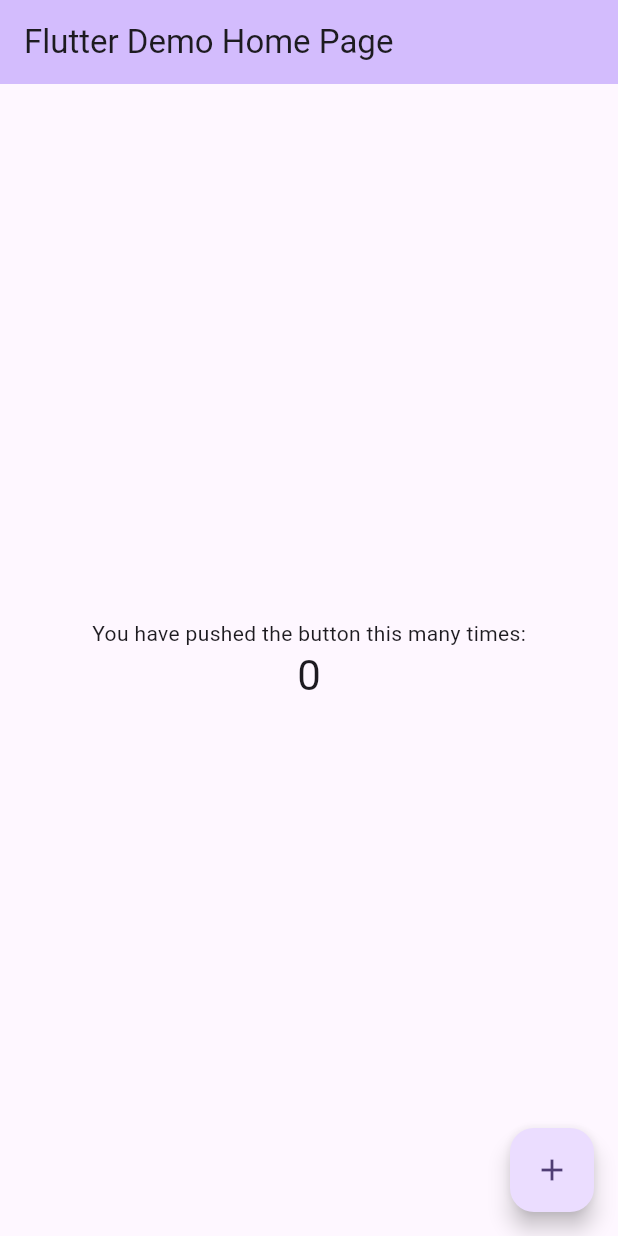
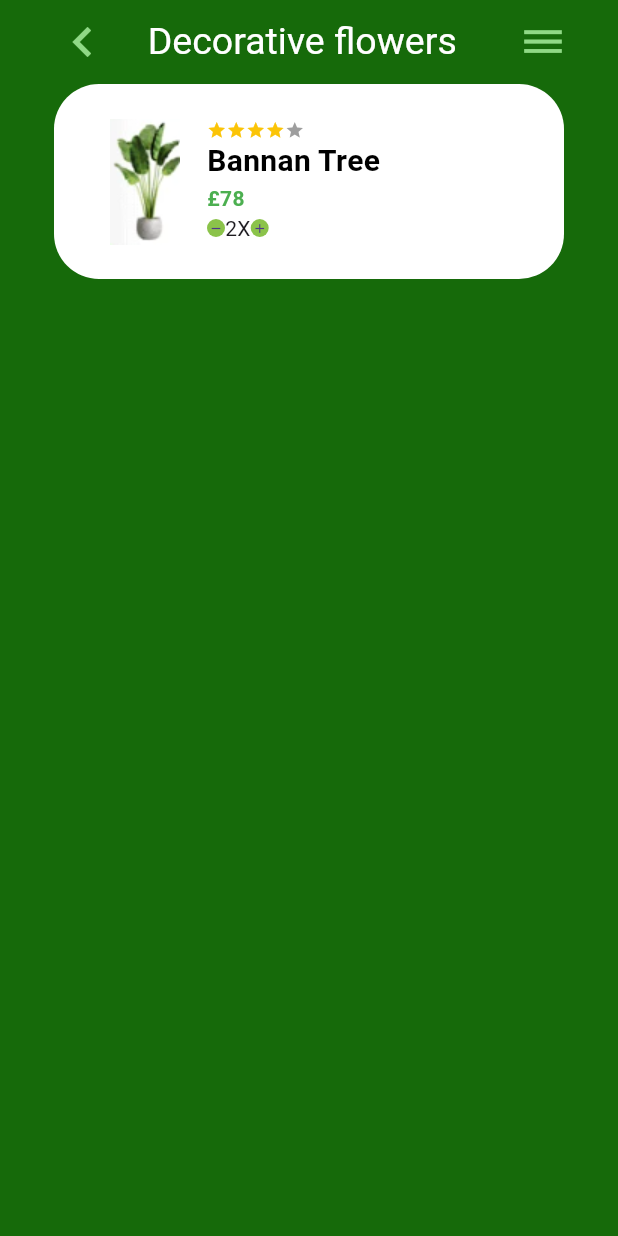
Before and after one commit to ahmed-khaled56/task2, a Flutter app: the screen it shows after launch, on a phone screen of 412 x 824 dp. Run offline on Flutter 3.47's test engine with Material 3 defaults, Android fonts, the phone set to English and light mode, and no system bars.

Commit message:
create first screen

```diff
--- /dev/null
+++ b/lib/features/flowers/presentation/views/home_view.dart
@@ -0,0 +1,38 @@
+import 'package:flutter/material.dart';
+import 'package:taske2/features/flowers/presentation/views/widgets/home_view_body.dart';
+
+class HomeView extends StatelessWidget {
+  const HomeView({super.key});
+
+  @override
+  Widget build(BuildContext context) {
+    return Scaffold(
+      appBar: AppBar(
+        backgroundColor: Color(0xff166a0a),
+        leading: Padding(
+          padding: EdgeInsets.only(left: 35),
+          child: Icon(
+            Icons.keyboard_arrow_left_sharp,
+            color: Color(0xff90d986),
+            size: 40,
+          ),
+        ),
+        title: Center(
+          child: Text(
+            "Decorative flowers",
+
+            style: TextStyle(fontSize: 25, color: Colors.white),
+          ),
+        ),
+        actions: [
+          Padding(
+            padding: EdgeInsets.only(right: 35),
+            child: Icon(Icons.dehaze, color: Color(0xff90d986), size: 30),
+          ),
+        ],
+      ),
+      backgroundColor: Color(0xff166a0a),
+      body: HomeViewBody(),
+    );
+  }
+}
--- /dev/null
+++ b/lib/features/flowers/presentation/views/widgets/home_view_body.dart
@@ -0,0 +1,82 @@
+import 'package:flutter/material.dart';
+
+class HomeViewBody extends StatelessWidget {
+  const HomeViewBody({super.key});
+
+  @override
+  Widget build(BuildContext context) {
+    return Column(
+      crossAxisAlignment: CrossAxisAlignment.center,
+      children: [
+        Center(
+          child: Container(
+            width: 340,
+            height: 130,
+            decoration: BoxDecoration(
+              color: Colors.white,
+              borderRadius: BorderRadius.circular(30),
+            ),
+            child: Row(
+              children: [
+                Padding(
+                  padding: const EdgeInsets.only(left: 37, right: 18),
+                  child: Image(
+                    image: AssetImage(
+                      "lib/cores/assets/images/bannaanTree.png",
+                    ),
+                  ),
+                ),
+                Column(
+                  mainAxisAlignment: MainAxisAlignment.center,
+                  crossAxisAlignment: CrossAxisAlignment.start,
+                  children: [
+                    Row(
+                      children: [
+                        Icon(Icons.star, color: Color(0xfffbc407), size: 13),
+                        Icon(Icons.star, color: Color(0xfffbc407), size: 13),
+                        Icon(Icons.star, color: Color(0xfffbc407), size: 13),
+                        Icon(Icons.star, color: Color(0xfffbc407), size: 13),
+                        Icon(Icons.star, size: 13, color: Colors.grey),
+                      ],
+                    ),
+                    Text(
+                      "Bannan Tree",
+                      style: TextStyle(
+                        fontSize: 20,
+                        fontWeight: FontWeight.bold,
+                        color: Colors.black,
+                      ),
+                    ),
+                    Text(
+                      "£78",
+                      style: TextStyle(
+                        fontWeight: FontWeight.bold,
+                        color: Colors.green,
+                      ),
+                    ),
+                    Row(
+                      children: [
+                        CircleAvatar(
+                          backgroundColor: Colors.lightGreen,
+                          radius: 6,
+                          child: Center(child: Icon(Icons.remove, size: 10)),
+                        ),
+
+                        Text("2X"),
+                        CircleAvatar(
+                          backgroundColor: Colors.lightGreen,
+                          radius: 6,
+                          child: Center(child: Icon(Icons.add, size: 10)),
+                        ),
+                      ],
+                    ),
+                  ],
+                ),
+              ],
+            ),
+          ),
+        ),
+      ],
+    );
+  }
+}
--- a/lib/main.dart
+++ b/lib/main.dart
@@ -1,4 +1,5 @@
 import 'package:flutter/material.dart';
+import 'package:taske2/features/flowers/presentation/views/home_view.dart';
 
 void main() {
   runApp(const MyApp());
@@ -7,116 +8,8 @@ void main() {
 class MyApp extends StatelessWidget {
   const MyApp({super.key});
 
-  // This widget is the root of your application.
   @override
   Widget build(BuildContext context) {
-    return MaterialApp(
-      title: 'Flutter Demo',
-      theme: ThemeData(
-        // This is the theme of your application.
-        //
-        // TRY THIS: Try running your application with "flutter run". You'll see
-        // the application has a purple toolbar. Then, without quitting the app,
-        // try changing the seedColor in the colorScheme below to Colors.green
-        // and then invoke "hot reload" (save your changes or press the "hot
-        // reload" button in a Flutter-supported IDE, or press "r" if you used
-        // the command line to start the app).
-        //
-        // Notice that the counter didn't reset back to zero; the application
-        // state is not lost during the reload. To reset the state, use hot
-        // restart instead.
-        //
-        // This works for code too, not just values: Most code changes can be
-        // tested with just a hot reload.
-        colorScheme: ColorScheme.fromSeed(seedColor: Colors.deepPurple),
-      ),
-      home: const MyHomePage(title: 'Flutter Demo Home Page'),
-    );
+    return MaterialApp(debugShowCheckedModeBanner: false, home: HomeView());
   }
 }
-
-class MyHomePage extends StatefulWidget {
-  const MyHomePage({super.key, required this.title});
-
-  // This widget is the home page of your application. It is stateful, meaning
-  // that it has a State object (defined below) that contains fields that affect
-  // how it looks.
-
-  // This class is the configuration for the state. It holds the values (in this
-  // case the title) provided by the parent (in this case the App widget) and
-  // used by the build method of the State. Fields in a Widget subclass are
-  // always marked "final".
-
-  final String title;
-
-  @override
-  State<MyHomePage> createState() => _MyHomePageState();
-}
-
-class _MyHomePageState extends State<MyHomePage> {
-  int _counter = 0;
-
-  void _incrementCounter() {
-    setState(() {
-      // This call to setState tells the Flutter framework that something has
-      // changed in this State, which causes it to rerun the build method below
-      // so that the display can reflect the updated values. If we changed
-      // _counter without calling setState(), then the build method would not be
-      // called again, and so nothing would appear to happen.
-      _counter++;
-    });
-  }
-
-  @override
-  Widget build(BuildContext context) {
-    // This method is rerun every time setState is called, for instance as done
-    // by the _incrementCounter method above.
-    //
-    // The Flutter framework has been optimized to make rerunning build methods
-    // fast, so that you can just rebuild anything that needs updating rather
-    // than having to individually change instances of widgets.
-    return Scaffold(
-      appBar: AppBar(
-        // TRY THIS: Try changing the color here to a specific color (to
-        // Colors.amber, perhaps?) and trigger a hot reload to see the AppBar
-        // change color while the other colors stay the same.
-        backgroundColor: Theme.of(context).colorScheme.inversePrimary,
-        // Here we take the value from the MyHomePage object that was created by
-        // the App.build method, and use it to set our appbar title.
-        title: Text(widget.title),
-      ),
-      body: Center(
-        // Center is a layout widget. It takes a single child and positions it
-        // in the middle of the parent.
-        child: Column(
-          // Column is also a layout widget. It takes a list of children and
-          // arranges them vertically. By default, it sizes itself to fit its
-          // children horizontally, and tries to be as tall as its parent.
-          //
-          // Column has various properties to control how it sizes itself and
-          // how it positions its children. Here we use mainAxisAlignment to
-          // center the children vertically; the main axis here is the vertical
-          // axis because Columns are vertical (the cross axis would be
-          // horizontal).
-          //
-          // TRY THIS: Invoke "debug painting" (choose the "Toggle Debug Paint"
-          // action in the IDE, or press "p" in the console), to see the
-          // wireframe for each widget.
-          mainAxisAlignment: MainAxisAlignment.center,
-          children: <Widget>[
-            const Text('You have pushed the button this many times:'),
-            Text(
-              '$_counter',
-              style: Theme.of(context).textTheme.headlineMedium,
-            ),
-          ],
-        ),
-      ),
-      floatingActionButton: FloatingActionButton(
-        onPressed: _incrementCounter,
-        tooltip: 'Increment',
-        child: const Icon(Icons.add),
-      ), // This trailing comma makes auto-formatting nicer for build methods.
-    );
-  }
-}
--- a/pubspec.yaml
+++ b/pubspec.yaml
@@ -58,9 +58,9 @@ flutter:
   uses-material-design: true
 
   # To add assets to your application, add an assets section, like this:
-  # assets:
-  #   - images/a_dot_burr.jpeg
-  #   - images/a_dot_ham.jpeg
+  assets:
+    - lib/cores/assets/images/
+
 
   # An image asset can refer to one or more resolution-specific "variants", see
   # https://flutter.dev/to/resolution-aware-images
```
Also changed, not shown: lib/cores/assets/images/bannaanTree.png (added), lib/cores/assets/images/pond.svg (added).
